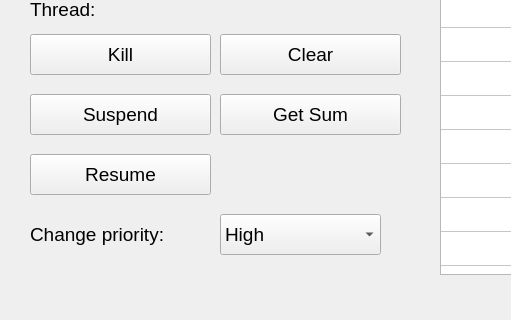
First picture: the form in os/labs/lab5/OS_lab_5/mainwindow.ui, repository pavloMykhalevych/University_labs_LPNU_IKNI_PZ, before the edit; both pictures show x 0 to 511 and y 316 to 636 of the 1077 by 636 pixel window.
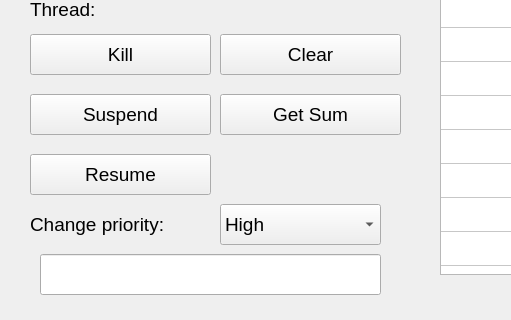
Second picture: the form after the edit.

Patch:
```diff
--- a/os/labs/lab5/OS_lab_5/mainwindow.ui
+++ b/os/labs/lab5/OS_lab_5/mainwindow.ui
@@ -69,7 +69,7 @@
     <property name="geometry">
      <rect>
       <x>220</x>
-      <y>530</y>
+      <y>520</y>
       <width>161</width>
       <height>41</height>
      </rect>
@@ -206,7 +206,7 @@
     <property name="geometry">
      <rect>
       <x>30</x>
-      <y>530</y>
+      <y>520</y>
       <width>171</width>
       <height>41</height>
      </rect>
@@ -472,6 +472,24 @@
      <string>Semaphor</string>
     </property>
    </widget>
+   <widget class="QLineEdit" name="lineEdit">
+    <property name="geometry">
+     <rect>
+      <x>40</x>
+      <y>570</y>
+      <width>341</width>
+      <height>41</height>
+     </rect>
+    </property>
+    <property name="font">
+     <font>
+      <pointsize>14</pointsize>
+     </font>
+    </property>
+    <property name="readOnly">
+     <bool>true</bool>
+    </property>
+   </widget>
   </widget>
  </widget>
  <resources/>
```
